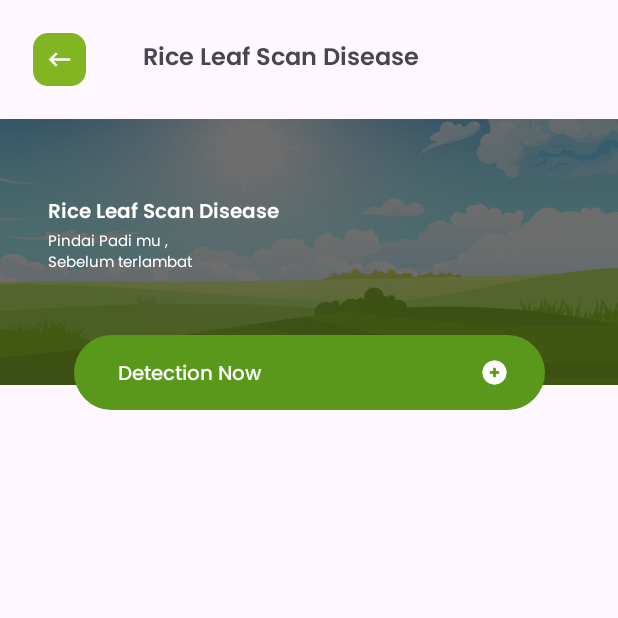
After one commit to Itsqy/paddycure, an Android app: the fragment ScanFragment shown on its own in the app's theme, on a phone screen of 412 x 824 dp, the top half of it. The commit adds this screen. Run offline under Robolectric (Android 15) with nearby library versions, the phone set to English and light mode, and no system bars.

Commit message:
scanFragment

```diff
--- /dev/null
+++ b/app/src/main/java/com/darkcoder/paddycure/ScanFragment.kt
@@ -0,0 +1,59 @@
+package com.darkcoder.paddycure
+
+import android.os.Bundle
+import androidx.fragment.app.Fragment
+import android.view.LayoutInflater
+import android.view.View
+import android.view.ViewGroup
+
+// TODO: Rename parameter arguments, choose names that match
+// the fragment initialization parameters, e.g. ARG_ITEM_NUMBER
+private const val ARG_PARAM1 = "param1"
+private const val ARG_PARAM2 = "param2"
+
+/**
+ * A simple [Fragment] subclass.
+ * Use the [ScanFragment.newInstance] factory method to
+ * create an instance of this fragment.
+ */
+class ScanFragment : Fragment() {
+    // TODO: Rename and change types of parameters
+    private var param1: String? = null
+    private var param2: String? = null
+
+    override fun onCreate(savedInstanceState: Bundle?) {
+        super.onCreate(savedInstanceState)
+        arguments?.let {
+            param1 = it.getString(ARG_PARAM1)
+            param2 = it.getString(ARG_PARAM2)
+        }
+    }
+
+    override fun onCreateView(
+        inflater: LayoutInflater, container: ViewGroup?,
+        savedInstanceState: Bundle?
+    ): View? {
+        // Inflate the layout for this fragment
+        return inflater.inflate(R.layout.fragment_scan, container, false)
+    }
+
+    companion object {
+        /**
+         * Use this factory method to create a new instance of
+         * this fragment using the provided parameters.
+         *
+         * @param param1 Parameter 1.
+         * @param param2 Parameter 2.
+         * @return A new instance of fragment ScanFragment.
+         */
+        // TODO: Rename and change types and number of parameters
+        @JvmStatic
+        fun newInstance(param1: String, param2: String) =
+            ScanFragment().apply {
+                arguments = Bundle().apply {
+                    putString(ARG_PARAM1, param1)
+                    putString(ARG_PARAM2, param2)
+                }
+            }
+    }
+}
--- /dev/null
+++ b/app/src/main/res/layout/fragment_scan.xml
@@ -0,0 +1,103 @@
+<?xml version="1.0" encoding="utf-8"?>
+<androidx.constraintlayout.widget.ConstraintLayout xmlns:android="http://schemas.android.com/apk/res/android"
+    xmlns:app="http://schemas.android.com/apk/res-auto"
+    xmlns:tools="http://schemas.android.com/tools"
+    android:layout_width="match_parent"
+    android:layout_height="match_parent"
+    tools:context=".ScanFragment">
+
+
+    <LinearLayout
+        android:id="@+id/toolbar"
+        android:layout_width="match_parent"
+        android:layout_height="wrap_content"
+        android:gravity="center_vertical"
+        android:orientation="horizontal"
+        android:padding="22dp"
+        app:layout_constraintStart_toStartOf="parent"
+        app:layout_constraintTop_toTopOf="parent">
+
+        <ImageView
+            android:id="@+id/back_btn"
+            android:layout_width="35dp"
+            android:layout_height="35dp"
+            android:src="@drawable/back_btn" />
+
+        <TextView
+            android:layout_width="wrap_content"
+            android:layout_height="wrap_content"
+            android:layout_marginStart="38dp"
+            android:fontFamily="@font/poppins_semibold"
+            android:text="Rice Leaf Scan Disease"
+            android:textSize="16sp" />
+
+    </LinearLayout>
+
+
+    <ImageView
+        android:id="@+id/img_bg_scanner"
+        android:layout_width="match_parent"
+        android:layout_height="177dp"
+        android:scaleType="fitXY"
+        android:src="@drawable/scanner_bg"
+        app:layout_constraintTop_toBottomOf="@id/toolbar" />
+
+    <TextView
+        android:id="@+id/tv_rice_leaf"
+        android:layout_width="wrap_content"
+        android:layout_height="wrap_content"
+        android:layout_marginStart="32dp"
+        android:layout_marginTop="51dp"
+        android:fontFamily="@font/poppins_semibold"
+        android:text="Rice Leaf Scan Disease"
+        android:textColor="@color/white"
+        android:textSize="13sp"
+        app:layout_constraintStart_toStartOf="parent"
+        app:layout_constraintTop_toTopOf="@id/img_bg_scanner" />
+
+    <TextView
+        android:id="@+id/tv_subriceleaf"
+        android:layout_width="wrap_content"
+        android:layout_height="wrap_content"
+        android:fontFamily="@font/poppins_reguler"
+        android:text="Pindai Padi mu , \nSebelum terlambat"
+        android:textColor="@color/white"
+        android:textSize="10sp"
+        app:layout_constraintStart_toStartOf="@id/tv_rice_leaf"
+        app:layout_constraintTop_toBottomOf="@id/tv_rice_leaf" />
+
+
+    <LinearLayout
+        android:id="@+id/btn_Scan"
+        android:layout_width="314dp"
+        android:layout_height="50dp"
+        android:layout_marginTop="39dp"
+        android:background="@drawable/bg_button"
+        android:orientation="horizontal"
+        android:paddingVertical="15dp"
+        android:paddingStart="29dp"
+        app:layout_constraintEnd_toEndOf="parent"
+        app:layout_constraintStart_toStartOf="parent"
+        app:layout_constraintTop_toBottomOf="@id/tv_subriceleaf">
+
+        <TextView
+            android:layout_width="wrap_content"
+            android:layout_height="wrap_content"
+            android:fontFamily="@font/poppins_medium"
+            android:text="Detection Now"
+            android:textColor="@color/white"
+            android:textSize="13sp" />
+
+        <ImageView
+            android:layout_width="30dp"
+            android:layout_height="wrap_content"
+            android:layout_marginStart="140dp"
+            android:src="@drawable/ic_plus" />
+
+
+    </LinearLayout>
+
+
+
+
+</androidx.constraintlayout.widget.ConstraintLayout>
--- a/app/src/main/res/values/themes.xml
+++ b/app/src/main/res/values/themes.xml
@@ -3,6 +3,12 @@
     <style name="Base.Theme.Paddycure" parent="Theme.Material3.DayNight.NoActionBar">
         <!-- Customize your light theme here. -->
         <!-- <item name="colorPrimary">@color/my_light_primary</item> -->
+<!--         <item name="colorPrimary">@color/my_light_primary</item> -->
+    </style>
+
+    <style name="font_toolbar">
+        <item name="android:fontFamily">@font/poppins_semibold</item>
+        <item name="fontFamily">@font/poppins_semibold</item>
     </style>
 
     <style name="Theme.Paddycure" parent="Base.Theme.Paddycure" />
```
Also changed, not shown: app/src/main/res/navigation/main_nav.xml (+1 -13 lines), app/src/main/res/navigation/nav_graph.xml (deleted, +0 -28 lines), app/src/main/res/navigation/sec_nav.xml (added, +18 -0 lines), app/src/main/res/drawable/back_btn.png (added), app/src/main/res/drawable/ic_plus.png (added), app/src/main/res/drawable/scanner_bg.png (added).
